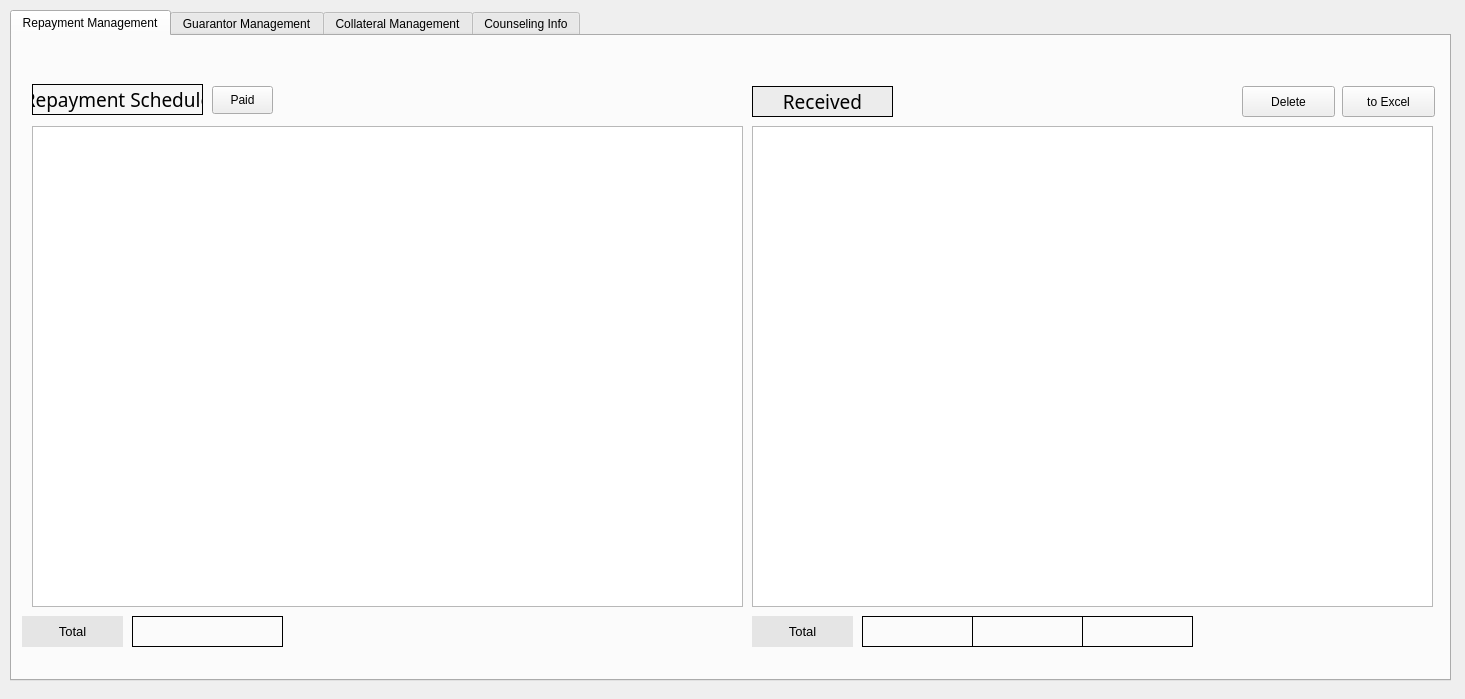
Before: the Qt Designer form src/pages/repayment/details.ui in DY-Microfinance-Customer-Management/dymf-algorithm, drawn with Qt 5.
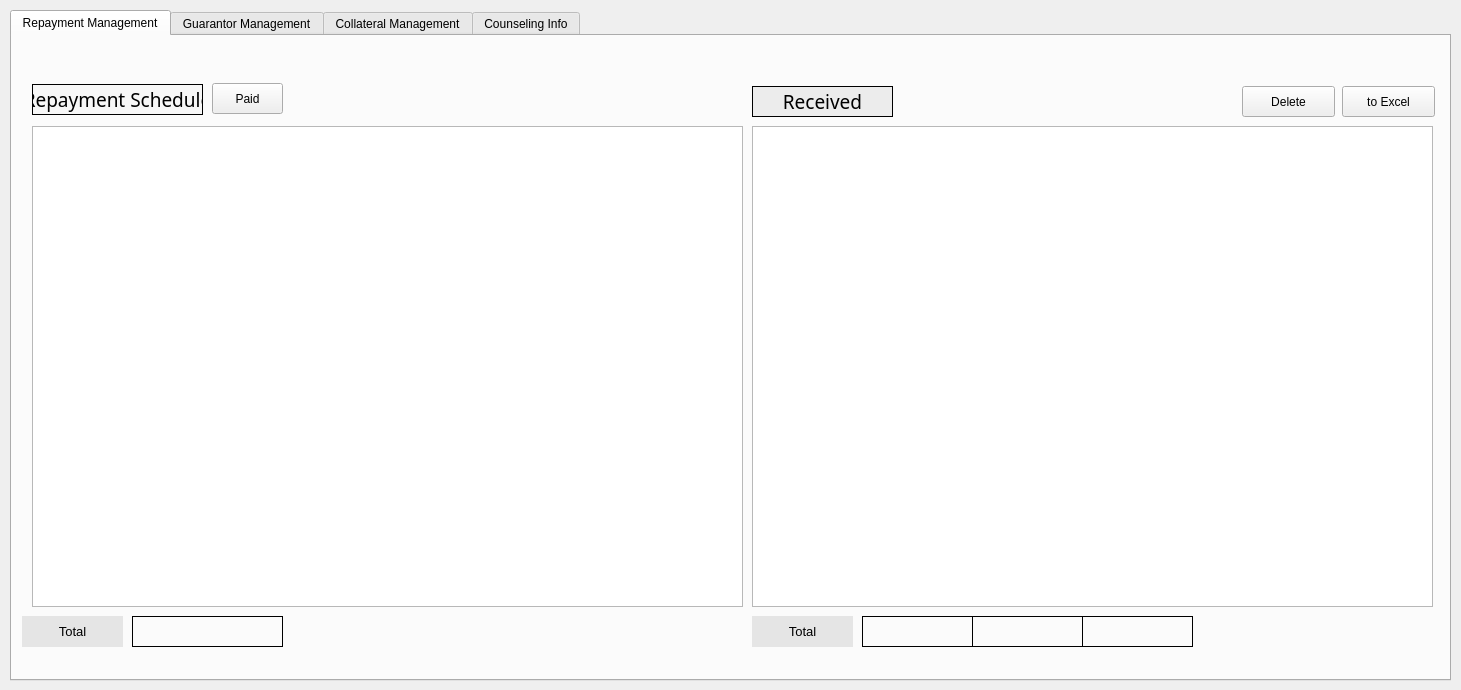
After: the same form once the commit is applied.

```diff
--- a/src/pages/repayment/details.ui
+++ b/src/pages/repayment/details.ui
@@ -6,8 +6,8 @@
    <rect>
     <x>0</x>
     <y>0</y>
-    <width>1465</width>
-    <height>699</height>
+    <width>1461</width>
+    <height>690</height>
    </rect>
   </property>
   <property name="windowTitle">
@@ -154,9 +154,9 @@
       <property name="geometry">
        <rect>
         <x>200</x>
-        <y>50</y>
-        <width>61</width>
-        <height>28</height>
+        <y>47</y>
+        <width>71</width>
+        <height>31</height>
        </rect>
       </property>
       <property name="font">
```
